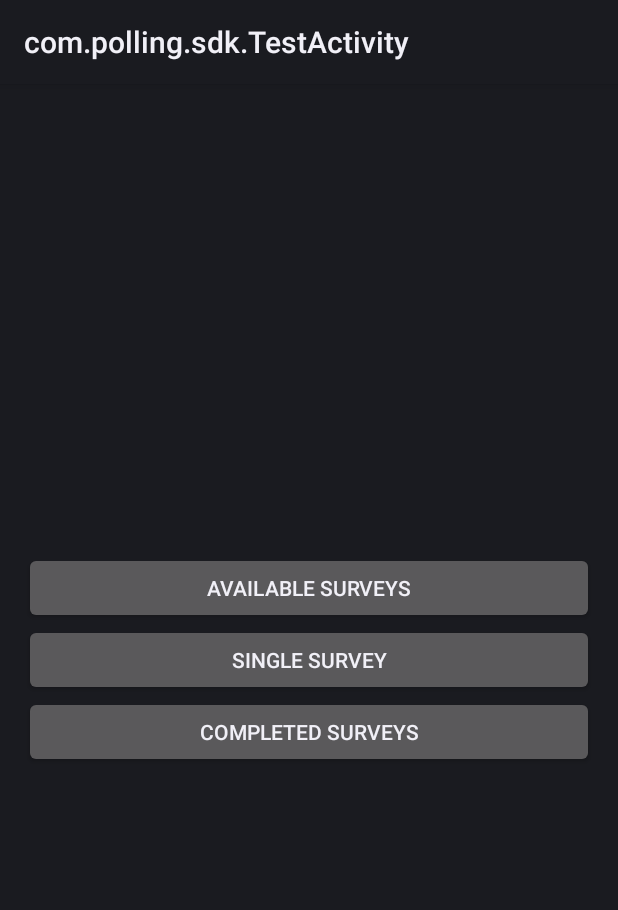
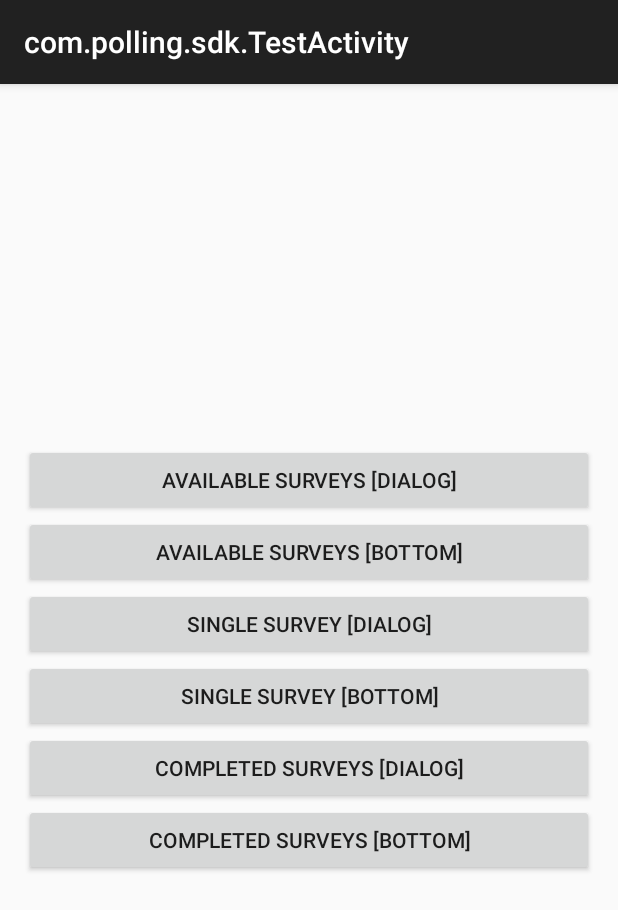
Before and after one commit to PollingInc/polling-sdk-android, an Android app: the screen it shows after launch (TestActivity), on a phone screen of 412 x 824 dp. Shown: the top 910 px of the screen. Run offline under Robolectric (Android 15) with nearby library versions, the phone set to English and light mode, and no system bars.

Commit message:
Adding WebViewBottom which deals with Bottom Sheet views + some layout changes + WebViewConfigs

```diff
--- a/app/src/main/AndroidManifest.xml
+++ b/app/src/main/AndroidManifest.xml
@@ -7,6 +7,7 @@
     <application
         android:allowBackup="true"
         android:supportsRtl="true"
+        android:theme="@style/AppTheme"
         >
 
 
--- a/app/src/main/java/com/polling/sdk/TestActivity.java
+++ b/app/src/main/java/com/polling/sdk/TestActivity.java
@@ -5,9 +5,11 @@ import android.os.Bundle;
 import android.view.View;
 import android.widget.Button;
 
+import androidx.appcompat.app.AppCompatActivity;
+
 import java.util.Random;
 
-public class TestActivity extends Activity {
+public class TestActivity extends AppCompatActivity {
 
     @Override
     protected void onCreate(Bundle savedInstanceState) {
@@ -15,20 +17,38 @@ public class TestActivity extends Activity {
 
         // Set a simple layout with a button
         setContentView(R.layout.activity_test);
-        Button buttonAvailableSurveys = findViewById(R.id.buttonAvailableSurveys);
-        Button buttonSingleSurvey = findViewById(R.id.buttonSingleSurvey);
-        Button buttonCompletedSurveys = findViewById(R.id.buttonCompletedSurveys);
+
+        Button buttonAvailableSurveysDialog = findViewById(R.id.buttonAvailableSurveysDialog);
+        Button buttonAvailableSurveysBottom = findViewById(R.id.buttonAvailableSurveysBottom);
+
+        Button buttonSingleSurveyDialog = findViewById(R.id.buttonSingleSurveyDialog);
+        Button buttonSingleSurveyBottom = findViewById(R.id.buttonSingleSurveyBottom);
+
+        Button buttonCompletedSurveysDialog = findViewById(R.id.buttonCompletedSurveysDialog);
+        Button buttonCompletedSurveysBottom = findViewById(R.id.buttonCompletedSurveysBottom);
+
 
         // Set click listener for Available Surveys
-        buttonAvailableSurveys.setOnClickListener(new View.OnClickListener() {
+        buttonAvailableSurveysDialog.setOnClickListener(new View.OnClickListener() {
             @Override
             public void onClick(View v) {
                 newDialog().availableSurveys();
             }
         });
 
+        buttonAvailableSurveysBottom.setOnClickListener(new View.OnClickListener() {
+            @Override
+            public void onClick(View v) {
+                WebViewBottom newBottom = newBottom("https://demo.polling.com/sdk/available-surveys");
+                newBottom.show(getSupportFragmentManager(), newBottom.getTag());
+            }
+        });
+
+
+
+
         // Set click listener for Single Survey
-        buttonSingleSurvey.setOnClickListener(new View.OnClickListener() {
+        buttonSingleSurveyDialog.setOnClickListener(new View.OnClickListener() {
             @Override
             public void onClick(View v) {
                 newDialog().singleSurvey("3875c65f-1e7a-411f-b8c3-be2ce19a9c6e");
@@ -36,7 +56,7 @@ public class TestActivity extends Activity {
         });
 
         // Set click listener for Completed Surveys
-        buttonCompletedSurveys.setOnClickListener(new View.OnClickListener() {
+        buttonCompletedSurveysDialog.setOnClickListener(new View.OnClickListener() {
             @Override
             public void onClick(View v) {
                 newDialog().completedSurveys();
@@ -55,4 +75,13 @@ public class TestActivity extends Activity {
 
         return new WebViewDialogHelper(dialogRequest);
     }
+
+    private WebViewBottom newBottom(String url)
+    {
+        int random = new Random().nextInt(1000);
+        String customerId = String.valueOf(random);
+        String apiKey = "cli_wZJW1tH39TfUMbEumPLrDy15EXDqJA0a";
+
+        return new WebViewBottom(url, customerId, apiKey);
+    }
 }
--- a/app/src/main/java/com/polling/sdk/WebViewDialogHelper.java
+++ b/app/src/main/java/com/polling/sdk/WebViewDialogHelper.java
@@ -42,11 +42,6 @@ public class WebViewDialogHelper {
         });
     }
 
-    /*
-    public void showDialog(){
-        showDialog(dialog);
-    }
-    */
     public void showDialog(DialogRequest dialog)
     {
         showDialog(dialog.activity, currentUrl, dialog.customerId, dialog.apiKey);
--- a/app/src/main/res/layout/activity_test.xml
+++ b/app/src/main/res/layout/activity_test.xml
@@ -11,21 +11,41 @@
         android:layout_centerInParent="true">
 
         <Button
-            android:id="@+id/buttonAvailableSurveys"
+            android:id="@+id/buttonAvailableSurveysDialog"
             android:layout_width="match_parent"
             android:layout_height="wrap_content"
-            android:text="Available Surveys"/>
+            android:text="Available Surveys [Dialog]"/>
 
         <Button
-            android:id="@+id/buttonSingleSurvey"
+            android:id="@+id/buttonAvailableSurveysBottom"
             android:layout_width="match_parent"
             android:layout_height="wrap_content"
-            android:text="Single Survey"/>
+            android:text="Available Surveys [Bottom]"/>
+
 
         <Button
-            android:id="@+id/buttonCompletedSurveys"
+            android:id="@+id/buttonSingleSurveyDialog"
             android:layout_width="match_parent"
             android:layout_height="wrap_content"
-            android:text="Completed Surveys"/>
+            android:text="Single Survey [Dialog]"/>
+
+        <Button
+            android:id="@+id/buttonSingleSurveyBottom"
+            android:layout_width="match_parent"
+            android:layout_height="wrap_content"
+            android:text="Single Survey [Bottom]"/>
+
+
+        <Button
+            android:id="@+id/buttonCompletedSurveysDialog"
+            android:layout_width="match_parent"
+            android:layout_height="wrap_content"
+            android:text="Completed Surveys [Dialog]"/>
+
+                    <Button
+            android:id="@+id/buttonCompletedSurveysBottom"
+            android:layout_width="match_parent"
+            android:layout_height="wrap_content"
+            android:text="Completed Surveys [Bottom]"/>
     </LinearLayout>
 </RelativeLayout>
--- /dev/null
+++ b/app/src/main/res/values/styles.xml
@@ -0,0 +1,4 @@
+<?xml version="1.0" encoding="utf-8"?>
+<resources>
+    <style name="AppTheme" parent="Theme.AppCompat.Light.DarkActionBar"/>
+</resources>
```
Also changed, not shown: app/build.gradle.kts (+5 -3 lines), app/src/main/java/com/polling/sdk/WebViewBottom.java (added, +49 -0 lines), app/src/main/java/com/polling/sdk/WebViewConfigs.java (added, +19 -0 lines), app/src/main/java/com/polling/sdk/WebViewDialog.java (+1 -8 lines), app/src/main/res/layout/fragment_bottom_sheet_webview.xml (added, +10 -0 lines).
